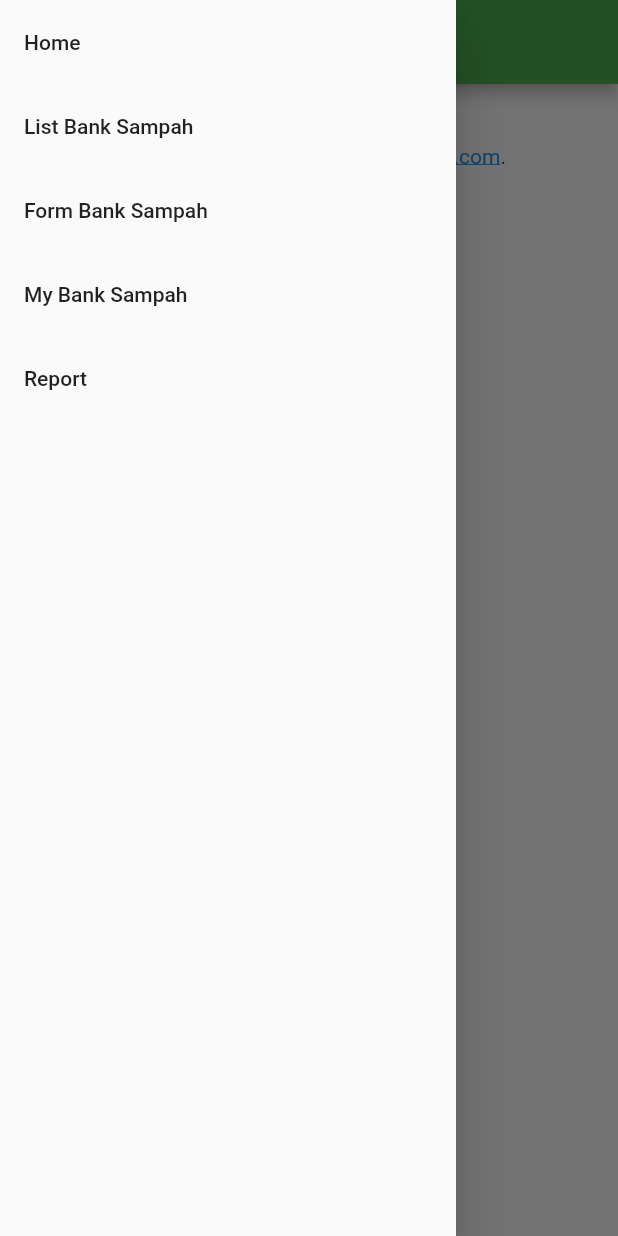
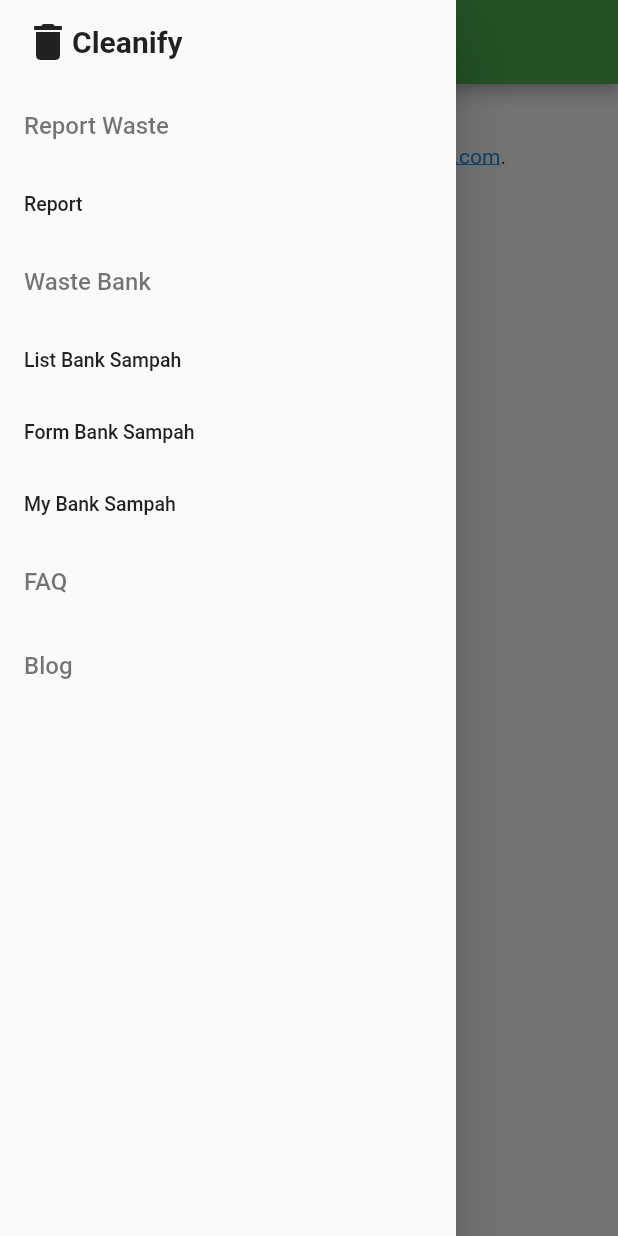
Before and after one commit to A03-PBP-2022/cleanify-mobile, a Flutter app: the screen it shows after launch, with the side drawer open, on a phone screen of 412 x 824 dp. Run offline on Flutter 3.47's test engine with Material 2 defaults, Android fonts, the phone set to English and light mode, and no system bars; missing offline and left inert: dart:html.

Commit message:
Tambah brand, lakukan pembagian di drawer

```diff
--- a/lib/core/drawer.dart
+++ b/lib/core/drawer.dart
@@ -16,54 +16,114 @@
       child: Column(
         children: [
           ListTile(
-            title: const Text('Home'),
+            title: Text.rich(
+              TextSpan(
+                children: [
+                  WidgetSpan(
+                    alignment: PlaceholderAlignment.middle,
+                    child: Icon(
+                      Icons.delete,
+                      size: 32,
+                      color: Theme.of(context).textTheme.bodyMedium?.color,
+                    )
+                  ),
+                  WidgetSpan(
+                    alignment: PlaceholderAlignment.middle,
+                    child: Text(
+                      'Cleanify',
+                      style: TextStyle(
+                        fontWeight: FontWeight.w700,
+                        fontSize: 20,
+                        color: Theme.of(context).textTheme.bodyMedium?.color
+                      )
+                    )
+                  ),
+
+                ],
+              ),
+            ),
             onTap: () {
-              // Route menu ke halaman utama
               Navigator.pushReplacement(
                 context,
                 MaterialPageRoute(builder: (context) => const HomePage()),
               );
             },
           ),
+          const ListTile(
+            title: Text(
+              'Report Waste',
+              style: TextStyle(
+                fontSize: 16,
+                color: Colors.black54,
+              )
+            ),
+          ),
+          ListTile(
+            title: const Text('Report'),
+            onTap: () {
+              Navigator.pushReplacement(
+                context,
+                MaterialPageRoute(builder: (context) => const FormReportPage()),
+              );
+            },
+            dense: true,
+          ),
+          const ListTile(
+            title: Text(
+              'Waste Bank',
+              style: TextStyle(
+                fontSize: 16,
+                color: Colors.black54,
+              )
+            ),
+          ),
           ListTile(
             title: const Text('List Bank Sampah'),
             onTap: () {
-              // Route menu ke halaman utama
               Navigator.pushReplacement(
                 context,
                 MaterialPageRoute(builder: (context) => const MyBankSampahPage()),
               );
             },
+            dense: true,
           ),
           ListTile(
             title: const Text('Form Bank Sampah'),
             onTap: () {
-              // Route menu ke halaman utama
               Navigator.pushReplacement(
                 context,
                 MaterialPageRoute(builder: (context) => const MyFormPage()),
               );
             },
+            dense: true,
           ),
           ListTile(
             title: const Text('My Bank Sampah'),
             onTap: () {
-              // Route menu ke halaman utama
               Navigator.pushReplacement(
                 context,
                 MaterialPageRoute(builder: (context) => const BankSampahJson()),
               );
             },
+            dense: true,
           ),
-          ListTile(
-            title: const Text('Report'),
-            onTap: () {
-              // Route menu ke halaman utama
-              Navigator.pushReplacement(
-                context,
-                MaterialPageRoute(builder: (context) => const FormReportPage()),
-              );
-            },
+          const ListTile(
+            title: Text(
+              'FAQ',
+              style: TextStyle(
+                fontSize: 16,
+                color: Colors.black54,
+              )
+            ),
+          ),
+          const ListTile(
+            title: Text(
+              'Blog',
+              style: TextStyle(
+                fontSize: 16,
+                color: Colors.black54,
+              )
+            ),
           ),
         ],
       ),
```
